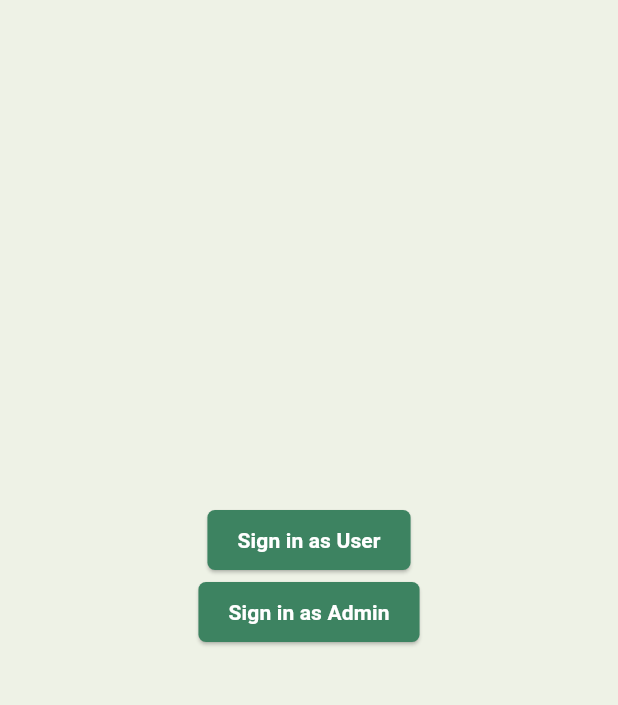
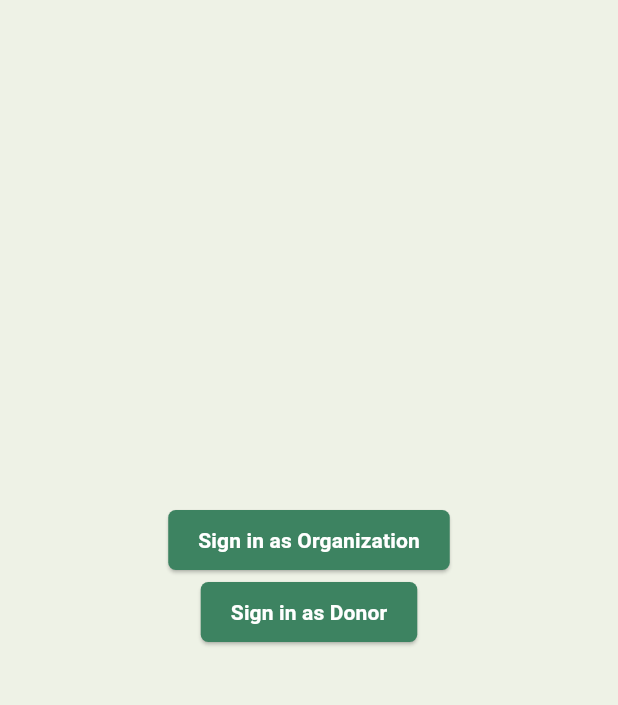
Before and after one commit to MNAutriz/CMSC23-U4L-GROUP2, a Flutter app: the UserView screen opened directly, on a phone screen of 412 x 824 dp, the part 84-789 px from its top. Run offline on Flutter 3.47's test engine with Material 3 defaults, Android fonts, the phone set to English and light mode, and no system bars; our stand-ins replace firebase_auth, firebase_core; accounts and stored records are empty; Roboto replaces fonts that are missing (Outfit).

Commit message:
ui: Rearranged the sign in page and userview page

```diff
--- a/lib/main.dart
+++ b/lib/main.dart
@@ -30,12 +30,12 @@
       title: "CMSC 23 PROJECT",
       initialRoute: '/',
       routes: {
-        '/': (context) => const UserView(),
+        '/userview': (context) => const UserView(),
         '/donor': (context) => const DonorView(),
         '/organization': (context) => DonationApp(),
         '/admin': (context) => const AdminView(),
         '/donor/donate': (context) => const DonateForm(),
-        '/signpage': (context) => const SignPage()
+        '/': (context) => const SignPage()
       },
     );
   }
--- a/lib/pages/signpage/sign_page.dart
+++ b/lib/pages/signpage/sign_page.dart
@@ -1,5 +1,5 @@
 import 'package:cmsc23project/providers/auth_provider.dart';
-import 'package:cmsc23project/screens/orgview.dart';
+import 'package:cmsc23project/screens/userview.dart';
 import 'package:firebase_auth/firebase_auth.dart';
 import 'package:flutter/material.dart';
 import 'package:provider/provider.dart';
@@ -37,7 +37,7 @@
           }
 
           // if user is logged in, display the scaffold containing the streambuilder for the todos
-          return DonationApp();
+          return const UserView();
         });
   }
 }
--- a/lib/screens/userview.dart
+++ b/lib/screens/userview.dart
@@ -37,7 +37,7 @@
                 //sign in as user button
                 ElevatedButton(
                     onPressed: () {
-                      Navigator.pushNamed(context, '/signpage');
+                      Navigator.pushNamed(context, '/organization');
                     },
                     style: ElevatedButton.styleFrom(
                         backgroundColor: const Color(0xFF3D8361),
@@ -46,14 +46,16 @@
                         shape: RoundedRectangleBorder(
                             borderRadius: BorderRadius.circular(5.0))),
                     child: const Text(
-                      "Sign in as User",
+                      "Sign in as Organization",
                       style: TextStyle(
                           color: Colors.white, fontWeight: FontWeight.bold),
                     )),
 
                 //sign in as admin user button
                 ElevatedButton(
-                    onPressed: () {},
+                    onPressed: () {
+                      Navigator.pushNamed(context, '/donor');
+                    },
                     style: ElevatedButton.styleFrom(
                         backgroundColor: const Color(0xFF3D8361),
                         padding: const EdgeInsets.symmetric(
@@ -61,7 +63,7 @@
                         shape: RoundedRectangleBorder(
                             borderRadius: BorderRadius.circular(5.0))),
                     child: const Text(
-                      "Sign in as Admin",
+                      "Sign in as Donor",
                       style: TextStyle(
                           color: Colors.white, fontWeight: FontWeight.bold),
                     )),
```
Also changed, not shown: lib/pages/signpage/menu_page.dart (added, +15 -0 lines).
